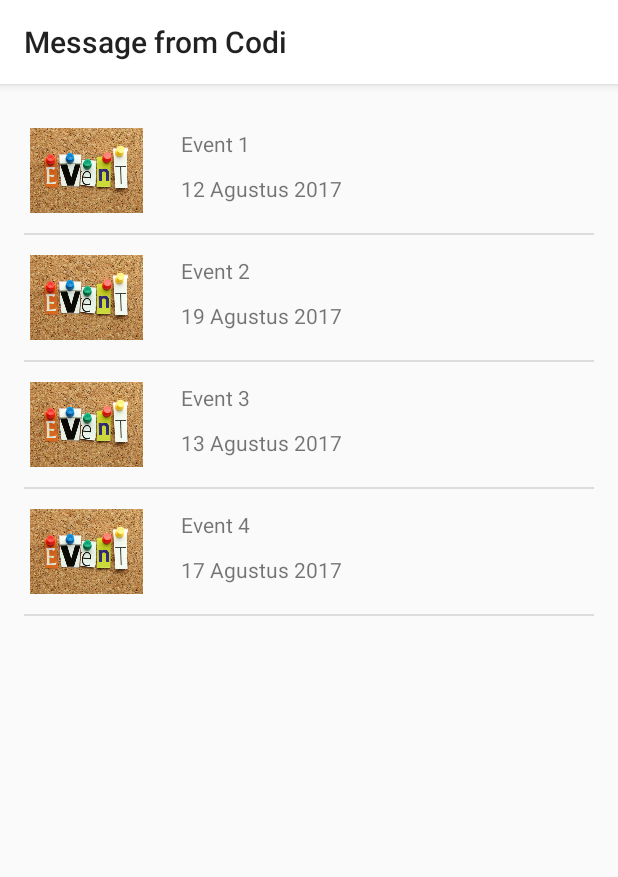
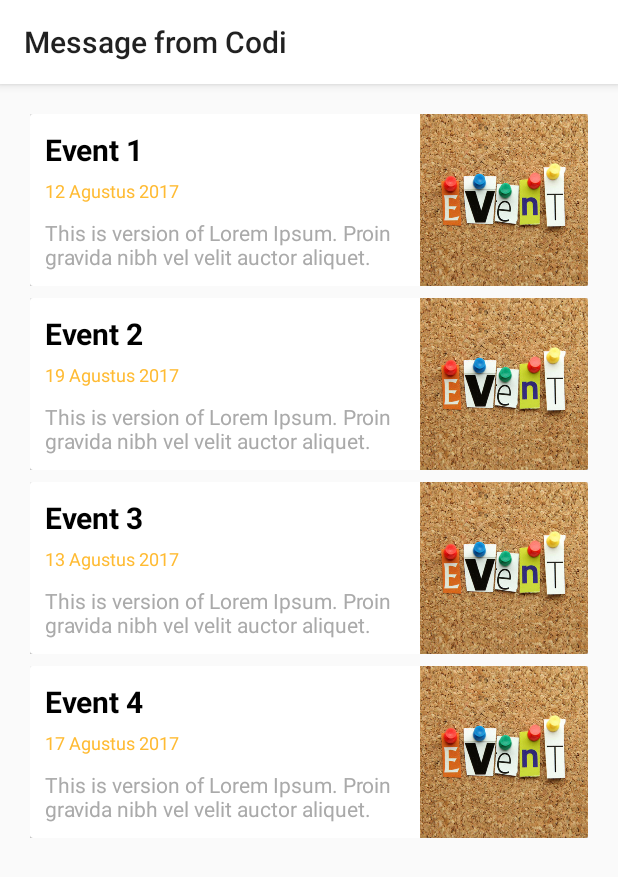
Before and after one commit to bervProject/learn-android, an Android app: the HomeActivity screen opened directly, with no data from a screen before it, after a tap on "PILIH EVENT", on a phone screen of 412 x 824 dp. Shown: the top 877 px of the screen. Run offline under Robolectric (Android 15) with nearby library versions, the phone set to English and light mode, and no system bars; our stand-ins replace ButterKnife; libraries missing offline, so code that uses them is left out: io.realm.

Commit message:
Prepare to Using Map View. Fixing Some Layout Error.

```diff
--- a/app/src/main/java/com/personal/learn_android/EventActivity.java
+++ b/app/src/main/java/com/personal/learn_android/EventActivity.java
@@ -36,51 +36,16 @@ import butterknife.ButterKnife;
 import butterknife.OnClick;
 import butterknife.OnItemClick;
 
+
+
 public class EventActivity extends AppCompatActivity {
 
     public final static String EXTRA_MESSAGE = "com.personal.learn_android.EVENT_MESSAGE";
-
-    @BindView(R.id.event_view)
-    ListView listView;
-
-    EventAdapter eventAdapter;
 
     @Override
     protected void onCreate(Bundle savedInstanceState) {
         super.onCreate(savedInstanceState);
         setContentView(R.layout.activity_event);
-
-        ButterKnife.bind(this);
-        this.initial();
-    }
-
-    public void initial() {
-        List<Event> listOfEvent = new ArrayList<>();
-
-        Event event1 = new Event("Event 1", "12 Agustus 2017", R.drawable.events, 10.2, 10.2);
-        Event event2 = new Event("Event 2", "19 Agustus 2017", R.drawable.events, 20.3, 20.3);
-        Event event3 = new Event("Event 3", "13 Agustus 2017", R.drawable.events, 20.3, 10.3);
-        Event event4 = new Event("Event 4", "17 Agustus 2017", R.drawable.events, 10.3, 20.3);
-        listOfEvent.add(event1);
-        listOfEvent.add(event2);
-        listOfEvent.add(event3);
-        listOfEvent.add(event4);
-
-        // Create the adapter to convert the array to views
-        eventAdapter = new EventAdapter(this, listOfEvent);
-        listView.setAdapter(eventAdapter);
-    }
-
-    @OnItemClick(R.id.event_view)
-    void onItemClicked(int position) {
-        Event event = eventAdapter.getItem(position);
-        if (event != null) {
-            String message = event.getEventName();
-            Intent intent = new Intent(EventActivity.this, HomeActivity.class);
-            intent.putExtra(EXTRA_MESSAGE, message);
-            setResult(Activity.RESULT_OK, intent);
-            finish();
-        }
     }
 
     @Override
--- /dev/null
+++ b/app/src/main/java/com/personal/learn_android/EventFragment.java
@@ -0,0 +1,94 @@
+/*
+ * Copyright (c) 2017 Bervianto Leo Pratama
+ *
+ * Licensed under the Apache License, Version 2.0 (the "License");
+ * you may not use this file except in compliance with the License.
+ * You may obtain a copy of the License at
+ *
+ * http://www.apache.org/licenses/LICENSE-2.0
+ *
+ * Unless required by applicable law or agreed to in writing, software
+ * distributed under the License is distributed on an "AS IS" BASIS,
+ * WITHOUT WARRANTIES OR CONDITIONS OF ANY KIND, either express or implied.
+ * See the License for the specific language governing permissions and
+ * limitations under the License.
+ */
+
+package com.personal.learn_android;
+
+import android.app.Activity;
+import android.app.ListFragment;
+import android.content.Intent;
+import android.os.Bundle;
+import android.support.v4.app.Fragment;
+import android.view.LayoutInflater;
+import android.view.View;
+import android.view.ViewGroup;
+import android.widget.ListView;
+
+import com.personal.learn_android.model.Event;
+import com.personal.learn_android.model.EventAdapter;
+
+import java.util.ArrayList;
+import java.util.List;
+
+import butterknife.BindView;
+import butterknife.ButterKnife;
+import butterknife.OnItemClick;
+import butterknife.Unbinder;
+
+
+public class EventFragment extends Fragment {
+
+    @BindView(R.id.event_view)
+    ListView listView;
+    EventAdapter eventAdapter;
+
+    private Unbinder unbinder;
+
+    @Override
+    public View onCreateView(LayoutInflater inflater, ViewGroup container,
+                             Bundle savedInstanceState) {
+        // Inflate the layout for this fragment
+        View view = inflater.inflate(R.layout.fragment_event, container, false);
+        unbinder = ButterKnife.bind(this, view);
+        this.initial();
+        return view;
+    }
+
+    @Override public void onDestroyView() {
+        super.onDestroyView();
+        unbinder.unbind();
+    }
+
+    public void initial() {
+        List<Event> listOfEvent = new ArrayList<>();
+
+        Event event1 = new Event("Event 1", "12 Agustus 2017", R.drawable.events, 10.2, 10.2);
+        Event event2 = new Event("Event 2", "19 Agustus 2017", R.drawable.events, 20.3, 20.3);
+        Event event3 = new Event("Event 3", "13 Agustus 2017", R.drawable.events, 20.3, 10.3);
+        Event event4 = new Event("Event 4", "17 Agustus 2017", R.drawable.events, 10.3, 20.3);
+        listOfEvent.add(event1);
+        listOfEvent.add(event2);
+        listOfEvent.add(event3);
+        listOfEvent.add(event4);
+
+        // Create the adapter to convert the array to views
+        eventAdapter = new EventAdapter(getActivity(), listOfEvent);
+        listView.setAdapter(eventAdapter);
+    }
+
+    @OnItemClick(R.id.event_view)
+    void onItemClicked(int position) {
+        Event event = eventAdapter.getItem(position);
+        if (event != null) {
+            // String message = event.getEventName();
+            // Intent intent = new Intent(EventActivity.this, HomeActivity.class);
+            // intent.putExtra(EXTRA_MESSAGE, message);
+            // setResult(Activity.RESULT_OK, intent);
+            // finish();
+        }
+    }
+
+
+}
--- a/app/src/main/java/com/personal/learn_android/HomeActivity.java
+++ b/app/src/main/java/com/personal/learn_android/HomeActivity.java
@@ -24,6 +24,10 @@ import android.view.View;
 import android.widget.Button;
 import android.widget.TextView;
 
+import butterknife.BindView;
+import butterknife.ButterKnife;
+import butterknife.OnClick;
+
 public class HomeActivity extends AppCompatActivity {
     public String name;
     public String guest_text;
@@ -31,34 +35,37 @@ public class HomeActivity extends AppCompatActivity {
     public final static int REQUEST_CODE_EVENT = 1;
     public final static int REQUEST_CODE_GUEST = 2;
 
-    private Button guest;
-    private Button event;
+    @BindView(R.id.button_guest)
+    Button guest;
+    @BindView(R.id.button_event)
+    Button event;
+    @BindView(R.id.name_view)
+    TextView nameView;
 
     @Override
     protected void onCreate(Bundle savedInstanceState) {
         super.onCreate(savedInstanceState);
         setContentView(R.layout.activity_home);
+        ButterKnife.bind(this);
 
         Intent intent = getIntent();
         String message = intent.getStringExtra(MainActivity.EXTRA_MESSAGE);
         if (message != null) {
-            TextView nameView = (TextView) findViewById(R.id.name_view);
             name = message;
             nameView.setText(name);
-
             // Show Dialog isPalindrome
             AlertDialog dialog = new AlertDialog.Builder(this).setTitle(getString(R.string.title_dialog_isPalindrom)).setMessage(isPalindrom(name)).create();
             dialog.show();
         }
-        guest = (Button) findViewById(R.id.button_guest);
-        event = (Button) findViewById(R.id.button_event);
     }
 
+    @OnClick(R.id.button_guest)
     public void chooseGuest(View view) {
         Intent intent = new Intent(this, GuestActivity.class);
         startActivityForResult(intent, REQUEST_CODE_GUEST);
     }
 
+    @OnClick(R.id.button_event)
     public void chooseEvent(View view) {
         Intent intent = new Intent(this, EventActivity.class);
         startActivityForResult(intent, REQUEST_CODE_EVENT);
--- /dev/null
+++ b/app/src/main/java/com/personal/learn_android/MapFragment.java
@@ -0,0 +1,91 @@
+/*
+ * Copyright (c) 2017 Bervianto Leo Pratama
+ *
+ * Licensed under the Apache License, Version 2.0 (the "License");
+ * you may not use this file except in compliance with the License.
+ * You may obtain a copy of the License at
+ *
+ * http://www.apache.org/licenses/LICENSE-2.0
+ *
+ * Unless required by applicable law or agreed to in writing, software
+ * distributed under the License is distributed on an "AS IS" BASIS,
+ * WITHOUT WARRANTIES OR CONDITIONS OF ANY KIND, either express or implied.
+ * See the License for the specific language governing permissions and
+ * limitations under the License.
+ */
+
+package com.personal.learn_android;
+
+import android.app.Fragment;
+import android.os.Bundle;
+import android.view.LayoutInflater;
+import android.view.View;
+import android.view.ViewGroup;
+import android.widget.ListView;
+
+import com.personal.learn_android.model.Event;
+import com.personal.learn_android.model.EventAdapter;
+
+import java.util.ArrayList;
+import java.util.List;
+
+import butterknife.BindView;
+import butterknife.ButterKnife;
+import butterknife.OnItemClick;
+import butterknife.Unbinder;
+
+/**
+ * Created by Bervianto Leo P on 01/06/2017.
+ */
+
+public class MapFragment extends Fragment {
+    @BindView(R.id.event_view)
+    ListView listView;
+    EventAdapter eventAdapter;
+
+    private Unbinder unbinder;
+
+    @Override
+    public View onCreateView(LayoutInflater inflater, ViewGroup container,
+                             Bundle savedInstanceState) {
+        // Inflate the layout for this fragment
+        View view = inflater.inflate(R.layout.fragment_event, container, false);
+        unbinder = ButterKnife.bind(this, view);
+        this.initial();
+        return view;
+    }
+
+    @Override public void onDestroyView() {
+        super.onDestroyView();
+        unbinder.unbind();
+    }
+
+    public void initial() {
+        List<Event> listOfEvent = new ArrayList<>();
+
+        Event event1 = new Event("Event 1", "12 Agustus 2017", R.drawable.events, 10.2, 10.2);
+        Event event2 = new Event("Event 2", "19 Agustus 2017", R.drawable.events, 20.3, 20.3);
+        Event event3 = new Event("Event 3", "13 Agustus 2017", R.drawable.events, 20.3, 10.3);
+        Event event4 = new Event("Event 4", "17 Agustus 2017", R.drawable.events, 10.3, 20.3);
+        listOfEvent.add(event1);
+        listOfEvent.add(event2);
+        listOfEvent.add(event3);
+        listOfEvent.add(event4);
+
+        // Create the adapter to convert the array to views
+        eventAdapter = new EventAdapter(getActivity(), listOfEvent);
+        listView.setAdapter(eventAdapter);
+    }
+
+    @OnItemClick(R.id.event_view)
+    void onItemClicked(int position) {
+        Event event = eventAdapter.getItem(position);
+        if (event != null) {
+            // String message = event.getEventName();
+            // Intent intent = new Intent(EventActivity.this, HomeActivity.class);
+            // intent.putExtra(EXTRA_MESSAGE, message);
+            // setResult(Activity.RESULT_OK, intent);
+            // finish();
+        }
+    }
+}
--- a/app/src/main/res/layout/activity_event.xml
+++ b/app/src/main/res/layout/activity_event.xml
@@ -9,9 +9,16 @@
     android:paddingRight="@dimen/activity_horizontal_margin"
     android:paddingTop="@dimen/activity_vertical_margin"
     tools:context="com.personal.learn_android.EventActivity">
-
-    <ListView
-        android:id="@+id/event_view"
+    <fragment
+        android:id="@+id/event_fragment"
         android:layout_width="match_parent"
-        android:layout_height="match_parent" />
+        android:layout_height="match_parent"
+        android:name="com.personal.learn_android.EventFragment"
+        tools:layout="@layout/fragment_event" />
+    <fragment
+        android:id="@+id/map_fragment"
+        android:layout_width="match_parent"
+        android:layout_height="match_parent"
+        android:name="com.personal.learn_android.MapFragment"
+        tools:layout="@layout/fragment_event" />
 </RelativeLayout>
--- /dev/null
+++ b/app/src/main/res/layout/fragment_event.xml
@@ -0,0 +1,30 @@
+<!--
+  ~ Copyright (c) 2017 Bervianto Leo Pratama
+  ~
+  ~ Licensed under the Apache License, Version 2.0 (the "License");
+  ~ you may not use this file except in compliance with the License.
+  ~ You may obtain a copy of the License at
+  ~
+  ~ http://www.apache.org/licenses/LICENSE-2.0
+  ~
+  ~ Unless required by applicable law or agreed to in writing, software
+  ~ distributed under the License is distributed on an "AS IS" BASIS,
+  ~ WITHOUT WARRANTIES OR CONDITIONS OF ANY KIND, either express or implied.
+  ~ See the License for the specific language governing permissions and
+  ~ limitations under the License.
+  -->
+
+<FrameLayout xmlns:android="http://schemas.android.com/apk/res/android"
+    xmlns:tools="http://schemas.android.com/tools"
+    android:layout_width="match_parent"
+    android:layout_height="match_parent"
+    tools:context="com.personal.learn_android.EventFragment">
+
+    <ListView
+        android:id="@+id/event_view"
+        android:layout_width="match_parent"
+        android:layout_height="match_parent"
+        android:paddingBottom="@dimen/activity_vertical_margin"
+        android:divider="@null"/>
+
+</FrameLayout>
--- a/app/src/main/res/layout/item_event.xml
+++ b/app/src/main/res/layout/item_event.xml
@@ -5,12 +5,15 @@
     android:padding="@dimen/content_padding"
     android:orientation="horizontal">
 
-    <ImageView
-        android:id="@+id/imageEvent"
-        android:layout_width="75dp"
-        android:layout_height="75dp"
-        android:layout_marginRight="25dp"
-        android:contentDescription="@string/event_desc_image" />
+    <android.support.v7.widget.CardView
+        android:layout_width="match_parent"
+        android:layout_height="wrap_content"
+        android:layout_gravity="center_horizontal">
+
+        <LinearLayout
+            android:layout_width="match_parent"
+            android:layout_height="match_parent"
+            android:orientation="horizontal">
 
             <LinearLayout
                 android:layout_width="wrap_content"
@@ -19,20 +22,49 @@
 
                 <TextView
                     android:id="@+id/eventName"
-            android:layout_width="wrap_content"
+                    android:layout_width="250dp"
                     android:layout_height="wrap_content"
+                    android:textColor="@android:color/black"
+                    android:textStyle="bold"
+                    android:textSize="20sp"
+                    android:layout_marginTop="10dp"
                     android:layout_marginBottom="5dp"
-            android:layout_marginTop="10dp"
+                    android:layout_marginLeft="10dp"
                     android:text="@string/event_label" />
 
                 <TextView
                     android:id="@+id/eventDate"
-            android:layout_width="wrap_content"
+                    android:layout_width="250dp"
                     android:layout_height="wrap_content"
+                    android:textSize="12sp"
+                    android:textColor="@android:color/holo_orange_light"
                     android:layout_marginBottom="10dp"
-            android:layout_marginTop="5dp"
+                    android:layout_marginLeft="10dp"
                     android:text="@string/event_date" />
+
+                <TextView
+                    android:id="@+id/eventDesc"
+                    android:layout_width="250dp"
+                    android:layout_height="wrap_content"
+                    android:textSize="14sp"
+                    android:textColor="@android:color/darker_gray"
+                    android:layout_marginBottom="10dp"
+                    android:layout_marginLeft="10dp"
+                    android:text="@string/event_desc" />
+
 
             </LinearLayout>
 
+            <ImageView
+                android:id="@+id/imageEvent"
+                android:layout_width="80dp"
+                android:layout_height="match_parent"
+                android:layout_weight="1"
+                android:background="@drawable/events"
+                android:contentDescription="@string/event_desc_image" />
+
         </LinearLayout>
+
+    </android.support.v7.widget.CardView>
+
+</LinearLayout>
--- a/app/src/main/res/values/dimens.xml
+++ b/app/src/main/res/values/dimens.xml
@@ -3,4 +3,5 @@
     <dimen name="activity_horizontal_margin">16dp</dimen>
     <dimen name="activity_vertical_margin">16dp</dimen>
     <dimen name="content_padding">4dp</dimen>
+    <dimen name="text_margin">16dp</dimen>
 </resources>
--- a/app/src/main/res/values/strings.xml
+++ b/app/src/main/res/values/strings.xml
@@ -13,10 +13,13 @@
     <string name="select_guest_button_text">Pilih Guest</string>
     <string name="guest_desc_image">Guest Image</string>
     <string name="guest_label">Guest</string>
-    <string name="event_desc_image">Guest Image</string>
+    <string name="event_desc_image">Event Image</string>
+    <string name="event_desc">This is version of Lorem Ipsum. Proin gravida nibh vel velit auctor aliquet.</string>
     <string name="event_label">Event</string>
     <string name="event_date">01 January 2017</string>
     <string name="title_dialog_isPalindrom">Is Palindrom?</string>
     <string name="palindrome_message">isPalindrome</string>
     <string name="not_palindrome_message">not palindrome</string>
+    <string name="action_search">Search</string>
+    <string name="action_add_event">New Event</string>
 </resources>
--- a/app/src/main/res/values/styles.xml
+++ b/app/src/main/res/values/styles.xml
@@ -6,6 +6,7 @@
         <item name="colorPrimary">@color/colorPrimary</item>
         <item name="colorPrimaryDark">@color/colorPrimaryDark</item>
         <item name="colorAccent">@color/colorAccent</item>
+        <item name="android:homeAsUpIndicator">@drawable/btn_back_article_normal</item>
     </style>
 
 </resources>
```
Also changed, not shown: app/build.gradle (+6 -1 lines), app/src/main/AndroidManifest.xml (+10 -2 lines), app/src/main/java/com/personal/learn_android/GuestActivity.java (+13 -4 lines), app/src/main/java/com/personal/learn_android/MainActivity.java (+8 -2 lines), app/src/main/res/drawable/ic_search_black_24dp.xml (added, +25 -0 lines), app/src/main/res/layout/fragment_map.xml (added, +36 -0 lines), app/src/main/res/menu/menu_event.xml (added, +34 -0 lines). Lines whose indentation alone changed are shown as unchanged.
